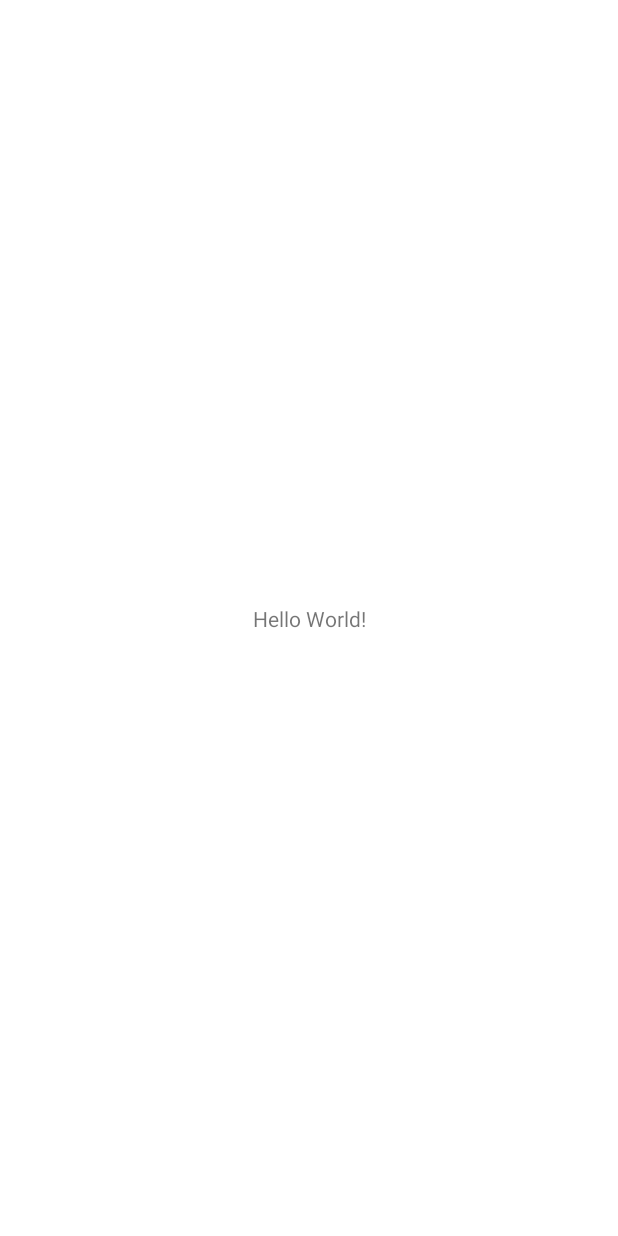
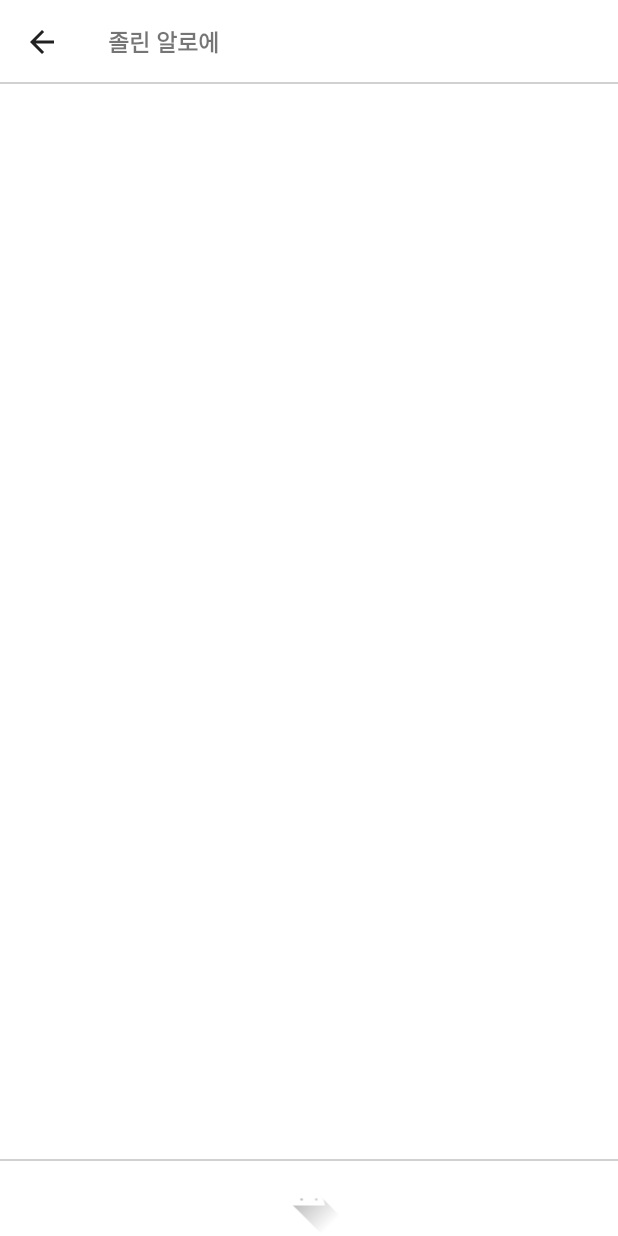
Before and after one commit to Ohdo2021/WhoGarden, an Android app: the screen it shows after launch (MainActivity before the commit, ChattingActivity after it), on a phone screen of 412 x 824 dp. Before the commit the screen is almost empty. Run offline under Robolectric (Android 15) with nearby library versions, the phone set to English and light mode, and no system bars; our stand-ins replace data binding.

Commit message:
채팅 레이아웃

```diff
--- a/WhoGarden/app/src/main/AndroidManifest.xml
+++ b/WhoGarden/app/src/main/AndroidManifest.xml
@@ -2,21 +2,25 @@
 <manifest xmlns:android="http://schemas.android.com/apk/res/android"
     package="com.ohdo.whogarden">
 
+    <uses-permission android:name="android.permission.INTERNET"/>
+
     <application
+        android:name=".App"
         android:allowBackup="true"
         android:icon="@mipmap/ic_launcher"
         android:label="@string/app_name"
         android:roundIcon="@mipmap/ic_launcher_round"
         android:supportsRtl="true"
         android:theme="@style/Theme.WhoGarden">
-        <activity android:name=".chatting.ChattingActivity"></activity>
-        <activity android:name=".chattingList.MainActivity">
+        <activity android:name=".chatting.ChattingActivity">
             <intent-filter>
                 <action android:name="android.intent.action.MAIN" />
 
                 <category android:name="android.intent.category.LAUNCHER" />
             </intent-filter>
         </activity>
+        <activity android:name=".chattingList.MainActivity">
+        </activity>
     </application>
 
 </manifest>
--- /dev/null
+++ b/WhoGarden/app/src/main/java/com/ohdo/whogarden/App.kt
@@ -0,0 +1,17 @@
+package com.ohdo.whogarden
+
+import android.app.Application
+
+class App: Application() {
+    override fun onCreate() {
+        super.onCreate()
+        instance = this
+    }
+
+    companion object {
+        lateinit var instance: App
+        const val API_HOST = "http://10.0.2.2"
+        const val API_PORT = 8080
+        const val WEBSOCKET_ENDPOINT = "ws://10.0.2.2:8080/ws/randomchat"
+    }
+}
--- a/WhoGarden/app/src/main/java/com/ohdo/whogarden/chatting/ChattingActivity.kt
+++ b/WhoGarden/app/src/main/java/com/ohdo/whogarden/chatting/ChattingActivity.kt
@@ -2,11 +2,29 @@ package com.ohdo.whogarden.chatting
 
 import androidx.appcompat.app.AppCompatActivity
 import android.os.Bundle
+import android.view.MenuItem
 import com.ohdo.whogarden.R
 
 class ChattingActivity : AppCompatActivity() {
     override fun onCreate(savedInstanceState: Bundle?) {
         super.onCreate(savedInstanceState)
         setContentView(R.layout.activity_chatting)
+
+        val ChattingToolbar = findViewById(R.id.toolbar) as androidx.appcompat.widget.Toolbar
+        setSupportActionBar(ChattingToolbar)
+        val ChattingActionBar = supportActionBar!!
+        ChattingActionBar.setDisplayShowTitleEnabled(false)
+        ChattingActionBar.setDisplayHomeAsUpEnabled(true)
+    }
+
+    override fun onOptionsItemSelected(item: MenuItem): Boolean {
+        val id = item.itemId
+        when(id) {
+            android.R.id.home -> {
+                finish()
+                return true
+            }
+        }
+        return super.onOptionsItemSelected(item)
     }
 }
--- a/WhoGarden/app/src/main/res/layout/activity_chatting.xml
+++ b/WhoGarden/app/src/main/res/layout/activity_chatting.xml
@@ -13,5 +13,67 @@
     android:layout_height="match_parent"
     tools:context=".chatting.ChattingActivity">
 
+    <androidx.appcompat.widget.Toolbar
+        android:id="@+id/toolbar"
+        android:layout_width="match_parent"
+        android:layout_height="wrap_content"
+        android:background="@color/white"
+        android:minHeight="?attr/actionBarSize"
+        android:theme="?attr/actionBarTheme"
+        app:layout_constraintEnd_toEndOf="parent"
+        app:layout_constraintStart_toStartOf="parent"
+        app:layout_constraintTop_toTopOf="parent"
+        android:gravity="center">
+
+        <TextView
+            android:id="@+id/textView"
+            android:layout_width="wrap_content"
+            android:layout_height="wrap_content"
+            android:text="졸린 알로에"
+            android:gravity="center"
+            android:textSize="15sp"
+            android:textStyle="bold"
+            />
+    </androidx.appcompat.widget.Toolbar>
+
+
+    <androidx.recyclerview.widget.RecyclerView
+        android:id="@+id/recyclerView"
+        android:layout_width="match_parent"
+        android:layout_height="0dp"
+        app:layout_constraintBottom_toTopOf="@+id/imageView2"
+        app:layout_constraintEnd_toEndOf="parent"
+        app:layout_constraintStart_toStartOf="parent"
+        app:layout_constraintTop_toBottomOf="@+id/toolbar">
+
+    </androidx.recyclerview.widget.RecyclerView>
+
+    <ImageView
+        android:id="@+id/imageView2"
+        android:layout_width="0dp"
+        android:layout_height="50dp"
+        app:layout_constraintBottom_toBottomOf="parent"
+        app:layout_constraintEnd_toEndOf="parent"
+        app:layout_constraintStart_toStartOf="parent"
+        app:srcCompat="@drawable/ic_launcher_foreground" />
+
+    <View
+        android:id="@+id/view"
+        android:layout_width="0dp"
+        android:layout_height="1dp"
+        android:background="@color/gray"
+        app:layout_constraintBottom_toBottomOf="@+id/recyclerView"
+        app:layout_constraintEnd_toEndOf="@+id/recyclerView"
+        app:layout_constraintStart_toStartOf="@+id/recyclerView" />
+
+    <View
+        android:id="@+id/view2"
+        android:layout_width="0dp"
+        android:layout_height="1dp"
+        android:background="@color/gray"
+        app:layout_constraintBottom_toBottomOf="@+id/toolbar"
+        app:layout_constraintEnd_toEndOf="parent"
+        app:layout_constraintStart_toStartOf="@+id/recyclerView" />
+
 </androidx.constraintlayout.widget.ConstraintLayout>
 </layout>
--- a/WhoGarden/app/src/main/res/values/colors.xml
+++ b/WhoGarden/app/src/main/res/values/colors.xml
@@ -7,4 +7,5 @@
     <color name="teal_700">#FF018786</color>
     <color name="black">#FF000000</color>
     <color name="white">#FFFFFFFF</color>
+    <color name="gray">#D1D1D1</color>
 </resources>
```
